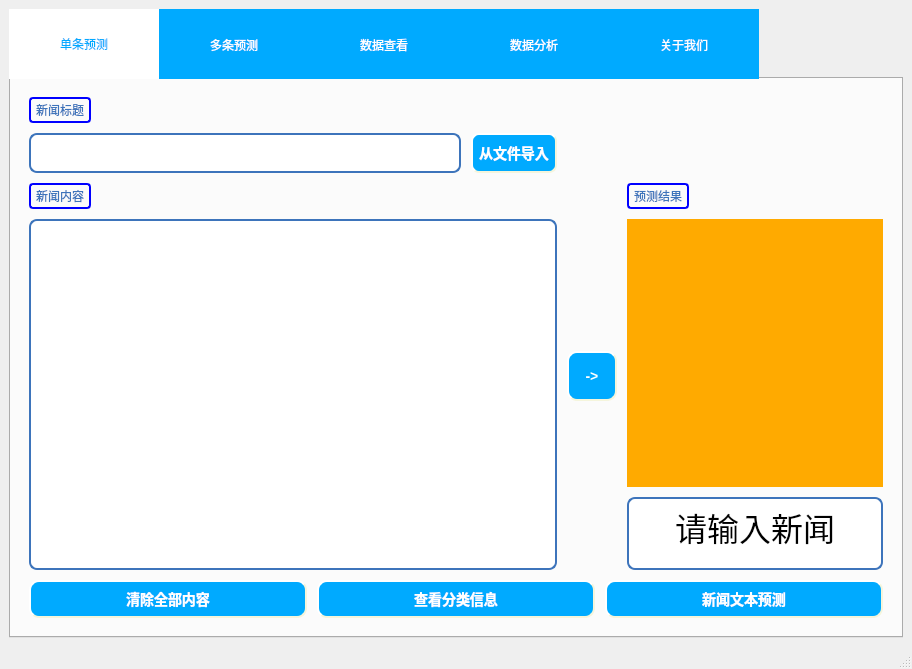
Old version of the form ui/mainwindow.ui in the repository dragonbra/Meows.
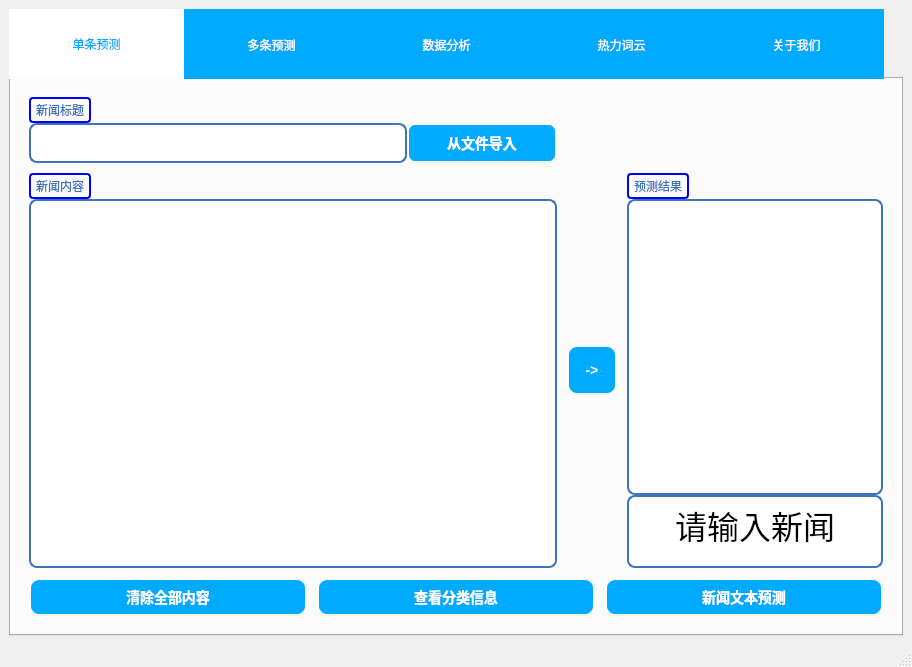
New version of the form. The open tabs and pages were chosen to show the change. Custom widgets are drawn as their Qt base class.

What changed in the file:
```diff
--- a/ui/mainwindow.ui
+++ b/ui/mainwindow.ui
@@ -7,7 +7,7 @@
     <x>0</x>
     <y>0</y>
     <width>912</width>
-    <height>669</height>
+    <height>667</height>
    </rect>
   </property>
   <property name="windowTitle">
@@ -35,16 +35,15 @@
 QTabBar::tab{
 	color:white;
 	background:rgb(0, 170, 255);
-	min-width:150px;
+	min-width:175px;
 	min-height:70px;
-	font:13pt '微软雅黑';
+	font:12pt '微软雅黑';
 }
 QTabBar::tab:hover{
 	color:rgb(0, 170, 255);
 	background:rgb(255, 255, 255, 100);
 }
 QTabBar::tab:selected{
-	border-color:rgb(0, 170, 255);
 	background:white;
 	color:rgb(0, 170, 255);
 }</string>
@@ -85,6 +84,9 @@
              </property>
              <item row="0" column="0">
               <layout class="QVBoxLayout" name="verticalLayout_2">
+               <property name="spacing">
+                <number>0</number>
+               </property>
                <item>
                 <layout class="QHBoxLayout" name="horizontalLayout_5">
                  <property name="spacing">
@@ -169,9 +171,15 @@
                  </item>
                  <item>
                   <widget class="QPushButton" name="singleFileButton">
+                   <property name="minimumSize">
+                    <size>
+                     <width>150</width>
+                     <height>0</height>
+                    </size>
+                   </property>
                    <property name="maximumSize">
                     <size>
-                     <width>100</width>
+                     <width>200</width>
                      <height>40</height>
                     </size>
                    </property>
@@ -208,6 +216,9 @@
              </item>
              <item row="1" column="0">
               <layout class="QVBoxLayout" name="verticalLayout_4">
+               <property name="spacing">
+                <number>0</number>
+               </property>
                <item>
                 <layout class="QHBoxLayout" name="horizontalLayout_7">
                  <item>
@@ -382,12 +393,15 @@
                  </item>
                  <item>
                   <layout class="QVBoxLayout" name="verticalLayout_5">
+                   <property name="spacing">
+                    <number>0</number>
+                   </property>
                    <item>
                     <layout class="QHBoxLayout" name="horizontalLayout_8">
                      <item>
                       <widget class="QLabel" name="label_5">
                        <property name="sizePolicy">
-                        <sizepolicy hsizetype="Preferred" vsizetype="Fixed">
+                        <sizepolicy hsizetype="Preferred" vsizetype="Preferred">
                          <horstretch>0</horstretch>
                          <verstretch>0</verstretch>
                         </sizepolicy>
@@ -421,15 +435,29 @@
                     </layout>
                    </item>
                    <item>
-                    <widget class="QLabel" name="label_3">
+                    <widget class="QLabel" name="singlePredictResultLabel">
+                     <property name="sizePolicy">
+                      <sizepolicy hsizetype="Expanding" vsizetype="Expanding">
+                       <horstretch>0</horstretch>
+                       <verstretch>0</verstretch>
+                      </sizepolicy>
+                     </property>
                      <property name="minimumSize">
                       <size>
-                       <width>256</width>
-                       <height>256</height>
+                       <width>0</width>
+                       <height>0</height>
                       </size>
                      </property>
                      <property name="styleSheet">
-                      <string notr="true">background-color: rgb(255, 170, 0)</string>
+                      <string notr="true">background-color: white;
+border-width: 2px;
+border-color: #3D74BB;
+border-style: solid;
+font: 25 24pt &quot;微软雅黑 Light&quot;;
+	border-top-right-radius: 8px;
+	border-top-left-radius: 8px;
+	border-bottom-left-radius: 8px;
+	border-bottom-right-radius: 8px;</string>
                      </property>
                      <property name="text">
                       <string/>
@@ -446,8 +474,8 @@
                      </property>
                      <property name="minimumSize">
                       <size>
-                       <width>256</width>
-                       <height>73</height>
+                       <width>0</width>
+                       <height>0</height>
                       </size>
                      </property>
                      <property name="maximumSize">
@@ -842,7 +870,7 @@
       </widget>
       <widget class="QWidget" name="tab_3">
        <attribute name="title">
-        <string>数据查看</string>
+        <string>数据分析</string>
        </attribute>
        <layout class="QGridLayout" name="gridLayout_6">
         <item row="0" column="0">
@@ -1178,7 +1206,7 @@
       </widget>
       <widget class="QWidget" name="tab_4">
        <attribute name="title">
-        <string>数据分析</string>
+        <string>热力词云</string>
        </attribute>
        <layout class="QGridLayout" name="gridLayout_9">
         <item row="1" column="0">
```
Left out of the diff: 128 changed lines with no effect on the pictures.
